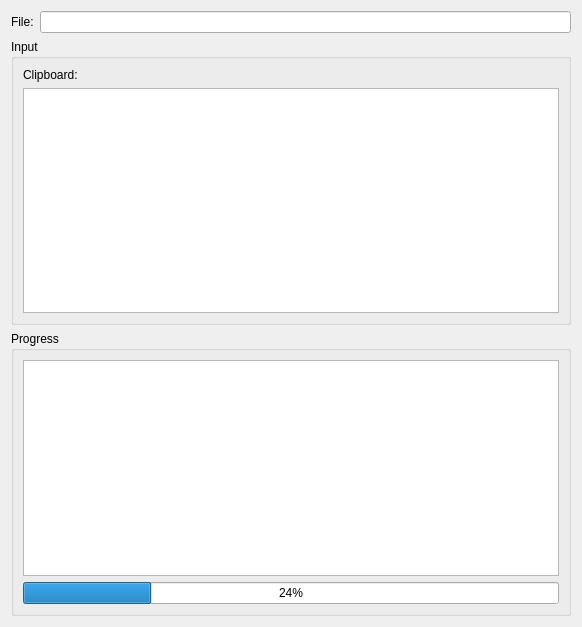
Old version of the form ui/mainwindow.ui in the repository dee/cutdown.
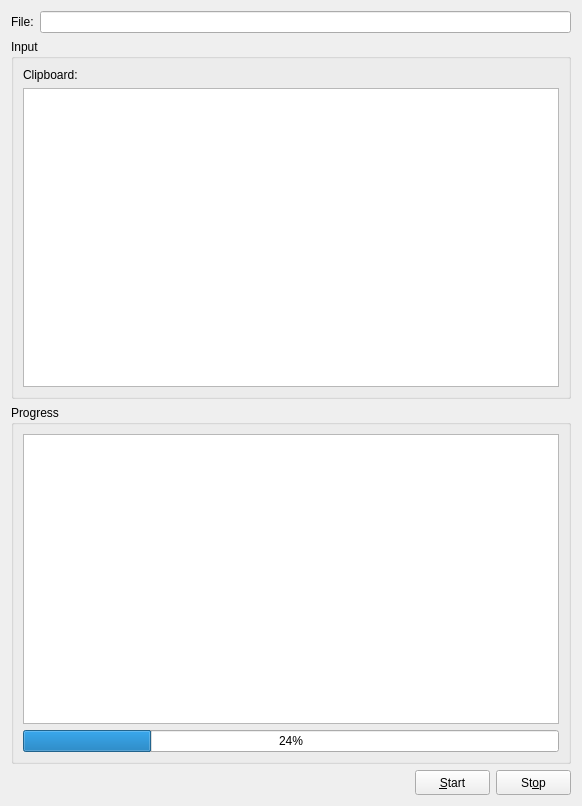
New version of the form.

Commit message: Start and stop buttons which can change their state

```diff
--- a/ui/mainwindow.ui
+++ b/ui/mainwindow.ui
@@ -7,14 +7,12 @@
     <x>0</x>
     <y>0</y>
     <width>582</width>
-    <height>627</height>
+    <height>806</height>
    </rect>
   </property>
   <property name="windowTitle">
    <string>Dialog</string>
   </property>
-  <layout class="QVBoxLayout" name="verticalLayout_4">
-   <item>
     <layout class="QVBoxLayout" name="verticalLayout_3">
      <item>
       <layout class="QHBoxLayout" name="horizontalLayout">
@@ -68,6 +66,53 @@
        </layout>
       </widget>
      </item>
+   <item>
+    <layout class="QHBoxLayout" name="horizontalLayout_2">
+     <item>
+      <spacer name="horizontalSpacer">
+       <property name="orientation">
+        <enum>Qt::Horizontal</enum>
+       </property>
+       <property name="sizeHint" stdset="0">
+        <size>
+         <width>40</width>
+         <height>20</height>
+        </size>
+       </property>
+      </spacer>
+     </item>
+     <item>
+      <widget class="QToolButton" name="btnStart">
+       <property name="minimumSize">
+        <size>
+         <width>75</width>
+         <height>25</height>
+        </size>
+       </property>
+       <property name="text">
+        <string>&amp;Start</string>
+       </property>
+       <property name="toolButtonStyle">
+        <enum>Qt::ToolButtonTextBesideIcon</enum>
+       </property>
+      </widget>
+     </item>
+     <item>
+      <widget class="QToolButton" name="btnStop">
+       <property name="minimumSize">
+        <size>
+         <width>75</width>
+         <height>25</height>
+        </size>
+       </property>
+       <property name="text">
+        <string>St&amp;op</string>
+       </property>
+       <property name="toolButtonStyle">
+        <enum>Qt::ToolButtonTextBesideIcon</enum>
+       </property>
+      </widget>
+     </item>
     </layout>
    </item>
   </layout>
```
Left out of the diff: 10 changed lines with no effect on the pictures. Lines whose indentation alone changed are shown as unchanged. The commit also changes 2 other files.
